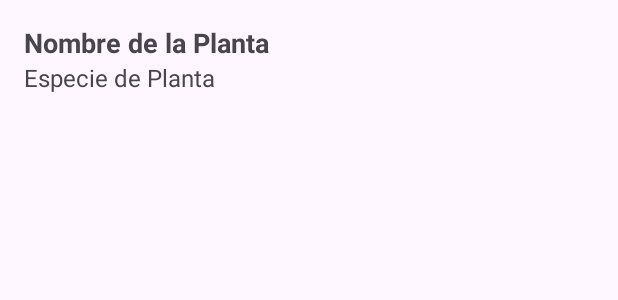
After one commit to Ferna-n/Prototipov1, an Android app: the layout item_plant.xml on its own in the app's theme, with its tools: preview values and no code run, on a phone screen of 412 x 824 dp. The commit adds this screen. Shown: the top 300 px of the screen. Run offline under Robolectric (Android 15) with nearby library versions, the light colour scheme and no system bars.

Commit message:
segundo commit

```diff
--- a/app/src/main/res/layout/activity_add_plant.xml
+++ b/app/src/main/res/layout/activity_add_plant.xml
@@ -11,7 +11,6 @@
         android:layout_height="wrap_content"
         android:hint="Nombre de la Planta"
         android:inputType="text" />
-
 
     <EditText
         android:id="@+id/et_watering_frequency"
@@ -32,4 +31,5 @@
         android:text="Guardar Planta"
         android:layout_gravity="center"
         android:padding="16dp" />
+
 </LinearLayout>
--- /dev/null
+++ b/app/src/main/res/layout/item_plant.xml
@@ -0,0 +1,22 @@
+<LinearLayout
+    xmlns:android="http://schemas.android.com/apk/res/android"
+    android:layout_width="match_parent"
+    android:layout_height="wrap_content"
+    android:orientation="vertical"
+    android:padding="16dp">
+
+    <TextView
+        android:id="@+id/tv_plant_name"
+        android:layout_width="wrap_content"
+        android:layout_height="wrap_content"
+        android:text="Nombre de la Planta"
+        android:textSize="18sp"
+        android:textStyle="bold" />
+
+    <TextView
+        android:id="@+id/tv_plant_species"
+        android:layout_width="wrap_content"
+        android:layout_height="wrap_content"
+        android:text="Especie de Planta"
+        android:textSize="16sp" />
+</LinearLayout>
--- a/app/src/main/res/values/strings.xml
+++ b/app/src/main/res/values/strings.xml
@@ -1,7 +1,8 @@
 <resources>
+    <!-- Otros strings -->
     <string name="app_name">PlantPal</string>
 
-    <!-- Añadir esto para el spinner -->
+    <!-- Tipos de plantas para el Spinner -->
     <string-array name="plant_types">
         <item>Hierba</item>
         <item>Mata</item>
```
Also changed, not shown: app/src/main/java/com/example/plantpal/AddPlantActivity.java (+27 -24 lines), app/src/main/java/com/example/plantpal/LoginActivity.java (+16 -6 lines), app/src/main/java/com/example/plantpal/Plant.java (+6 -16 lines), app/src/main/java/com/example/plantpal/PlantListActivity.java (+12 -47 lines), app/src/main/java/com/example/plantpal/WelcomeActivity.java (+11 -15 lines), app/src/main/res/layout/activity_login.xml (+8 -4 lines), app/src/main/res/layout/activity_plant_list.xml (+4 -11 lines).
